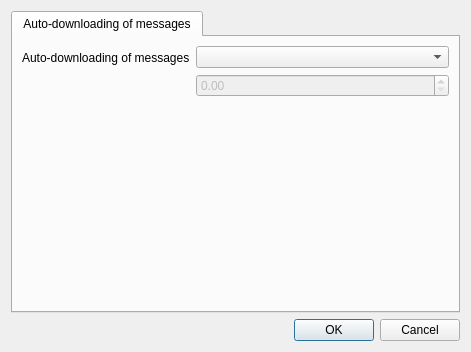
Before: the Qt Designer form src/librssguard/services/abstract/gui/formfeeddetails.ui in norbusan/rssguard-debian, drawn with Qt 5.
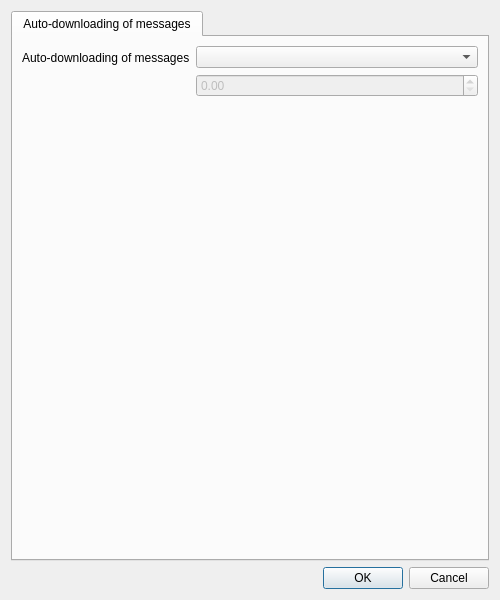
After: the same form once the commit is applied. Custom widgets are drawn as their Qt base class.

The edit to the form file:
```diff
--- a/src/librssguard/services/abstract/gui/formfeeddetails.ui
+++ b/src/librssguard/services/abstract/gui/formfeeddetails.ui
@@ -6,8 +6,8 @@
    <rect>
     <x>0</x>
     <y>0</y>
-    <width>471</width>
-    <height>352</height>
+    <width>500</width>
+    <height>600</height>
    </rect>
   </property>
   <property name="windowTitle">
```
